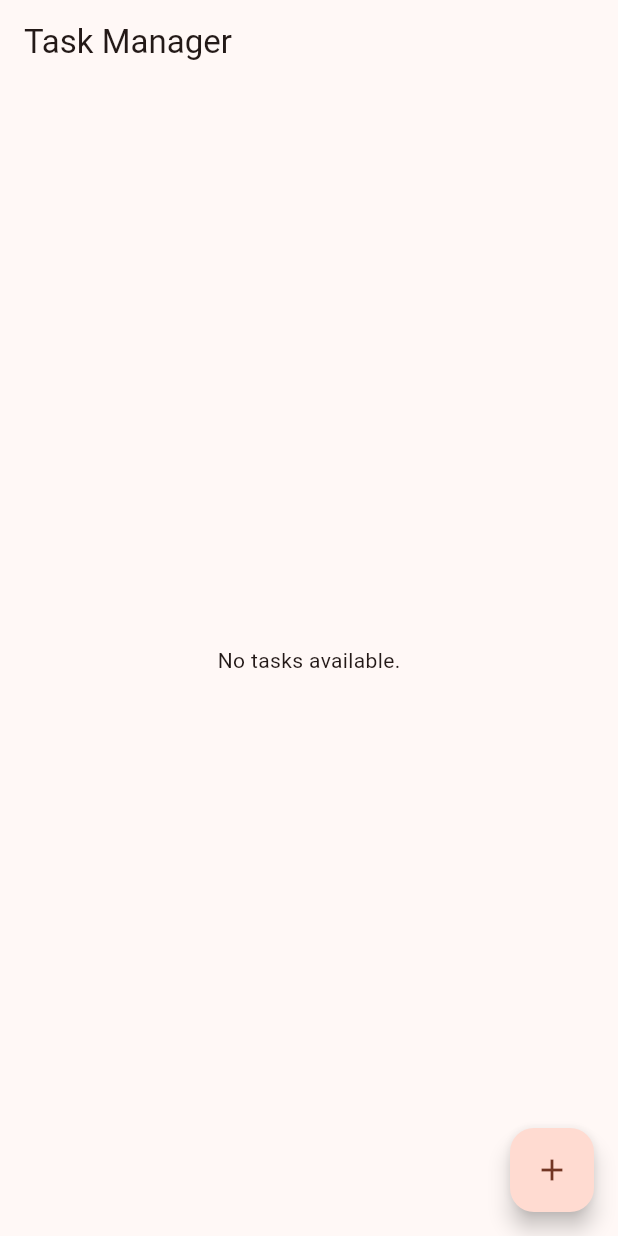
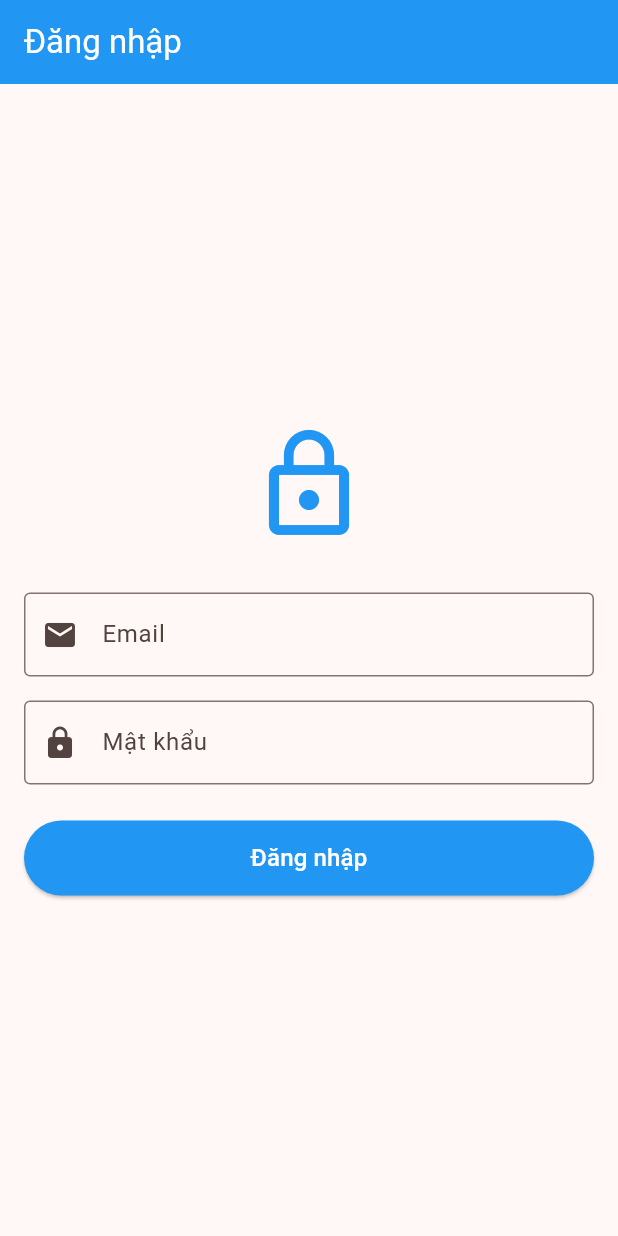
Before and after one commit to Ph111211/Inventory_app, a Flutter app: the screen it shows after launch, on a phone screen of 412 x 824 dp. Run offline on Flutter 3.47's test engine with Material 3 defaults, Android fonts, the phone set to English and light mode, and no system bars; our stand-ins replace cloud_firestore, firebase_auth, firebase_core, get_it; accounts and stored records are empty; generated files the repository leaves out were written again.

Commit message:
add login pages

```diff
--- a/lib/app.dart
+++ b/lib/app.dart
@@ -1,6 +1,8 @@
 /// app.dart
 import 'package:flutter/material.dart';
 import 'tasks/presentation/screens/home_screen.dart';
+import 'auth/presentation/pages/login_page.dart';
+import 'auth_wrapper.dart';
 
 class MyApp extends StatelessWidget {
   const MyApp({super.key});
@@ -15,7 +17,11 @@ class MyApp extends StatelessWidget {
         colorScheme: ColorScheme.fromSeed(seedColor: Colors.deepOrange),
         useMaterial3: true,
       ),
-      home: const HomeScreen(),
+      home: AuthWrapper(),
+      routes: {
+        '/login': (_) => const LoginPage(),
+        '/home': (BuildContext context) => const HomeScreen(),
+      },
     );
   }
 }
--- /dev/null
+++ b/lib/auth/data/services/firebase_auth_service.dart
@@ -0,0 +1,49 @@
+import 'package:firebase_auth/firebase_auth.dart';
+import '../../domain/services/auth_service.dart';
+
+class FirebaseAuthService implements AuthService {
+  final FirebaseAuth _firebaseAuth = FirebaseAuth.instance;
+
+  @override
+  Future<User?> signInWithEmailAndPassword(String email, String password) async {
+    try {
+      final UserCredential result = await _firebaseAuth.signInWithEmailAndPassword(
+        email: email.trim(),
+        password: password.trim(),
+      );
+      return result.user;
+    } on FirebaseAuthException catch (e) {
+      switch (e.code) {
+        case 'user-not-found':
+          throw Exception('Không tìm thấy tài khoản với email này');
+        case 'wrong-password':
+          throw Exception('Mật khẩu không đúng');
+        case 'invalid-email':
+          throw Exception('Email không hợp lệ');
+        case 'user-disabled':
+          throw Exception('Tài khoản đã bị khóa');
+        default:
+          throw Exception('Đăng nhập thất bại: ${e.message}');
+      }
+    } catch (e) {
+      throw Exception('Có lỗi xảy ra: $e');
+    }
+  }
+
+  @override
+  Future<void> signOut() async {
+    try {
+      await _firebaseAuth.signOut();
+    } catch (e) {
+      throw Exception('Đăng xuất thất bại: $e');
+    }
+  }
+
+  @override
+  User? getCurrentUser() {
+    return _firebaseAuth.currentUser;
+  }
+
+  @override
+  Stream<User?> get authStateChanges => _firebaseAuth.authStateChanges();
+}
--- /dev/null
+++ b/lib/auth/domain/services/auth_service.dart
@@ -0,0 +1,8 @@
+import 'package:firebase_auth/firebase_auth.dart';
+
+abstract class AuthService {
+  Future<User?> signInWithEmailAndPassword(String email, String password);
+  Future<void> signOut();
+  User? getCurrentUser();
+  Stream<User?> get authStateChanges;
+}
--- /dev/null
+++ b/lib/auth/presentation/bloc/auth_event.dart
@@ -0,0 +1,20 @@
+import 'package:firebase_auth/firebase_auth.dart';
+
+abstract class AuthEvent {
+  const AuthEvent();
+}
+
+class LoginRequested extends AuthEvent {
+  final String email;
+  final String password;
+
+  const LoginRequested({required this.email, required this.password});
+}
+
+class LogoutRequested extends AuthEvent {}
+
+class AuthStatusChanged extends AuthEvent {
+  final User? user;
+
+  const AuthStatusChanged(this.user);
+}
--- /dev/null
+++ b/lib/auth/presentation/bloc/auth_state.dart
@@ -0,0 +1,23 @@
+import 'package:firebase_auth/firebase_auth.dart';
+
+abstract class AuthState {
+  const AuthState();
+}
+
+class AuthInitial extends AuthState {}
+
+class AuthLoading extends AuthState {}
+
+class AuthAuthenticated extends AuthState {
+  final User user;
+
+  const AuthAuthenticated(this.user);
+}
+
+class AuthUnauthenticated extends AuthState {}
+
+class AuthError extends AuthState {
+  final String message;
+
+  const AuthError(this.message);
+}
--- /dev/null
+++ b/lib/auth/presentation/pages/login_page.dart
@@ -0,0 +1,130 @@
+import 'package:flutter/material.dart';
+import '../bloc/auth_bloc.dart';
+import '../bloc/auth_event.dart';
+import '../bloc/auth_state.dart';
+import '../../data/services/firebase_auth_service.dart';
+
+class LoginPage extends StatefulWidget {
+  const LoginPage({super.key});
+
+  @override
+  State<LoginPage> createState() => _LoginPageState();
+}
+
+class _LoginPageState extends State<LoginPage> {
+  final emailCtrl = TextEditingController();
+  final passCtrl = TextEditingController();
+  late AuthBloc _authBloc;
+
+  @override
+  void initState() {
+    super.initState();
+    _authBloc = AuthBloc(authService: FirebaseAuthService());
+    _setupAuthListener();
+  }
+
+  void _setupAuthListener() {
+    _authBloc.addListener(() {
+      final state = _authBloc.state;
+
+      if (state is AuthAuthenticated) {
+        Navigator.pushReplacementNamed(context, '/home');
+      } else if (state is AuthError) {
+        ScaffoldMessenger.of(context).showSnackBar(
+          SnackBar(content: Text('❌ ${state.message}')),
+        );
+      }
+    });
+  }
+
+  void _login() {
+    if (emailCtrl.text.trim().isEmpty || passCtrl.text.trim().isEmpty) {
+      ScaffoldMessenger.of(context).showSnackBar(
+        const SnackBar(content: Text('❌ Vui lòng nhập đầy đủ thông tin')),
+      );
+      return;
+    }
+
+    _authBloc.add(LoginRequested(
+      email: emailCtrl.text.trim(),
+      password: passCtrl.text.trim(),
+    ));
+  }
+
+  @override
+  Widget build(BuildContext context) {
+    return Scaffold(
+      appBar: AppBar(
+        title: const Text("Đăng nhập"),
+        backgroundColor: Colors.blue,
+        foregroundColor: Colors.white,
+      ),
+      body: Padding(
+        padding: const EdgeInsets.all(16),
+        child: Column(
+          mainAxisAlignment: MainAxisAlignment.center,
+          children: [
+            Icon(
+              Icons.lock_outline,
+              size: 80,
+              color: Colors.blue,
+            ),
+            SizedBox(height: 32),
+            TextField(
+              controller: emailCtrl,
+              decoration: const InputDecoration(
+                labelText: 'Email',
+                border: OutlineInputBorder(),
+                prefixIcon: Icon(Icons.email),
+              ),
+              keyboardType: TextInputType.emailAddress,
+            ),
+            const SizedBox(height: 16),
+            TextField(
+              controller: passCtrl,
+              obscureText: true,
+              decoration: const InputDecoration(
+                labelText: 'Mật khẩu',
+                border: OutlineInputBorder(),
+                prefixIcon: Icon(Icons.lock),
+              ),
+            ),
+            const SizedBox(height: 24),
+            SizedBox(
+              width: double.infinity,
+              height: 50,
+              child: AnimatedBuilder(
+                animation: _authBloc,
+                builder: (context, _) {
+                  final isLoading = _authBloc.state is AuthLoading;
+
+                  return ElevatedButton(
+                    onPressed: isLoading ? null : _login,
+                    style: ElevatedButton.styleFrom(
+                      backgroundColor: Colors.blue,
+                      foregroundColor: Colors.white,
+                    ),
+                    child: isLoading
+                        ? CircularProgressIndicator(color: Colors.white)
+                        : const Text(
+                            'Đăng nhập',
+                            style: TextStyle(fontSize: 16),
+                          ),
+                  );
+                },
+              ),
+            ),
+          ],
+        ),
+      ),
+    );
+  }
+
+  @override
+  void dispose() {
+    emailCtrl.dispose();
+    passCtrl.dispose();
+    _authBloc.dispose();
+    super.dispose();
+  }
+}
--- /dev/null
+++ b/lib/auth_wrapper.dart
@@ -0,0 +1,63 @@
+import 'package:flutter/material.dart';
+import 'package:firebase_auth/firebase_auth.dart';
+import 'auth/presentation/pages/login_page.dart';
+import 'tasks/presentation/screens/home_screen.dart';
+
+class AuthWrapper extends StatelessWidget {
+  @override
+  Widget build(BuildContext context) {
+    return StreamBuilder<User?>(
+      stream: FirebaseAuth.instance.authStateChanges(),
+      builder: (context, snapshot) {
+        // Đang loading
+        if (snapshot.connectionState == ConnectionState.waiting) {
+          return Scaffold(
+            body: Center(
+              child: Column(
+                mainAxisAlignment: MainAxisAlignment.center,
+                children: [
+                  CircularProgressIndicator(),
+                  SizedBox(height: 16),
+                  Text('Đang kiểm tra trạng thái đăng nhập...'),
+                ],
+              ),
+            ),
+          );
+        }
+
+        // Có lỗi
+        if (snapshot.hasError) {
+          return Scaffold(
+            body: Center(
+              child: Column(
+                mainAxisAlignment: MainAxisAlignment.center,
+                children: [
+                  Icon(Icons.error, size: 64, color: Colors.red),
+                  SizedBox(height: 16),
+                  Text('Có lỗi xảy ra: ${snapshot.error}'),
+                  SizedBox(height: 16),
+                  ElevatedButton(
+                    onPressed: () {
+                      // Reload the app
+                      Navigator.pushReplacementNamed(context, '/');
+                    },
+                    child: Text('Thử lại'),
+                  ),
+                ],
+              ),
+            ),
+          );
+        }
+
+        // Kiểm tra user đã đăng nhập chưa
+        if (snapshot.hasData && snapshot.data != null) {
+          // Đã đăng nhập -> Hiện StudentsPage
+          return HomeScreen();
+        } else {
+          // Chưa đăng nhập -> Hiện LoginPage
+          return LoginPage();
+        }
+      },
+    );
+  }
+}
--- a/lib/main.dart
+++ b/lib/main.dart
@@ -13,6 +13,7 @@ import 'package:inventory_app/tasks/core/use_cases/update_task.dart';
 import 'package:inventory_app/tasks/data/repositories/task_repository_impl.dart';
 import 'package:inventory_app/firebase_options.dart';
 import 'package:inventory_app/tasks/core/use_cases/find_task.dart';
+// import 'package:inventory_app/auth/';
 // dbjdfgjhbjfdgbj Phu ghi
 void main() async {
   WidgetsFlutterBinding.ensureInitialized();
--- a/pubspec.yaml
+++ b/pubspec.yaml
@@ -21,6 +21,7 @@ version: 1.0.0+1
 environment:
   sdk: '>=3.1.3 <4.0.0'
 
+
 # Dependencies specify other packages that your package needs in order to work.
 # To automatically upgrade your package dependencies to the latest versions
 # consider running `flutter pub upgrade --major-versions`. Alternatively,
@@ -33,12 +34,16 @@ dependencies:
   intl: ^0.19.0
 
 
+
+
   # The following adds the Cupertino Icons font to your application.
   # Use with the CupertinoIcons class for iOS style icons.
   cupertino_icons: ^1.0.2
   firebase_core: ^2.17.0
   cloud_firestore: ^4.9.3
   get_it: ^7.6.4
+  # get_it: ^7.6.0
+  firebase_auth: ^4.16.0
 
 dev_dependencies:
   flutter_test:
```
Also changed, not shown: lib/auth/presentation/bloc/auth_bloc.dart (added, +82 -0 lines).
